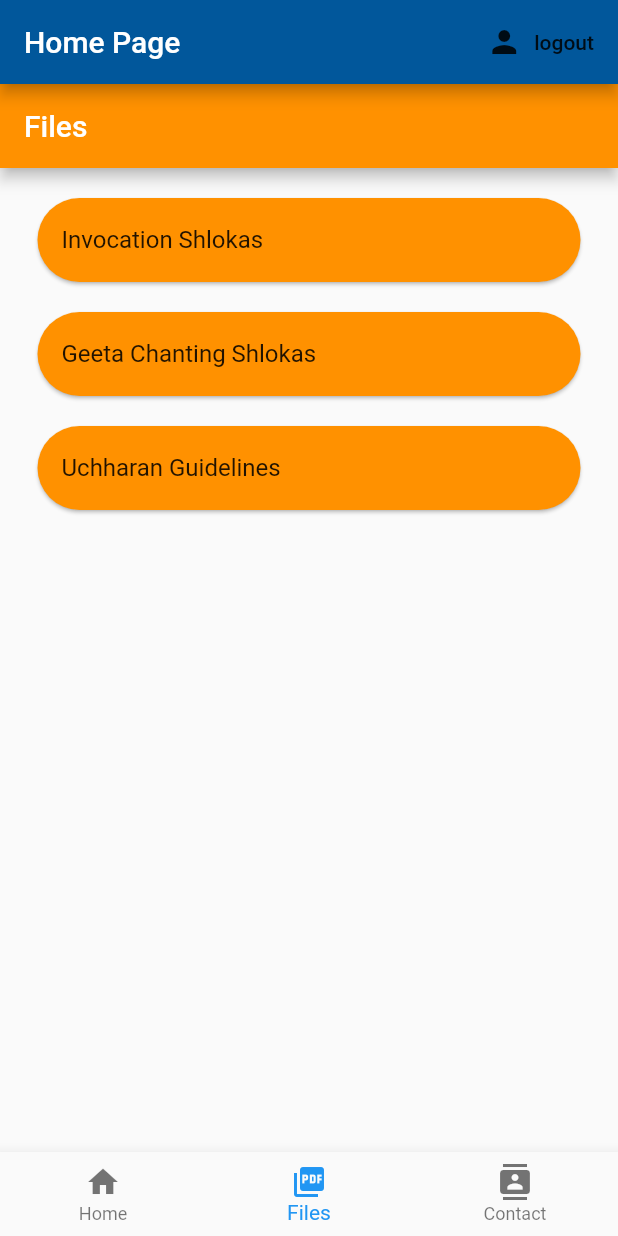
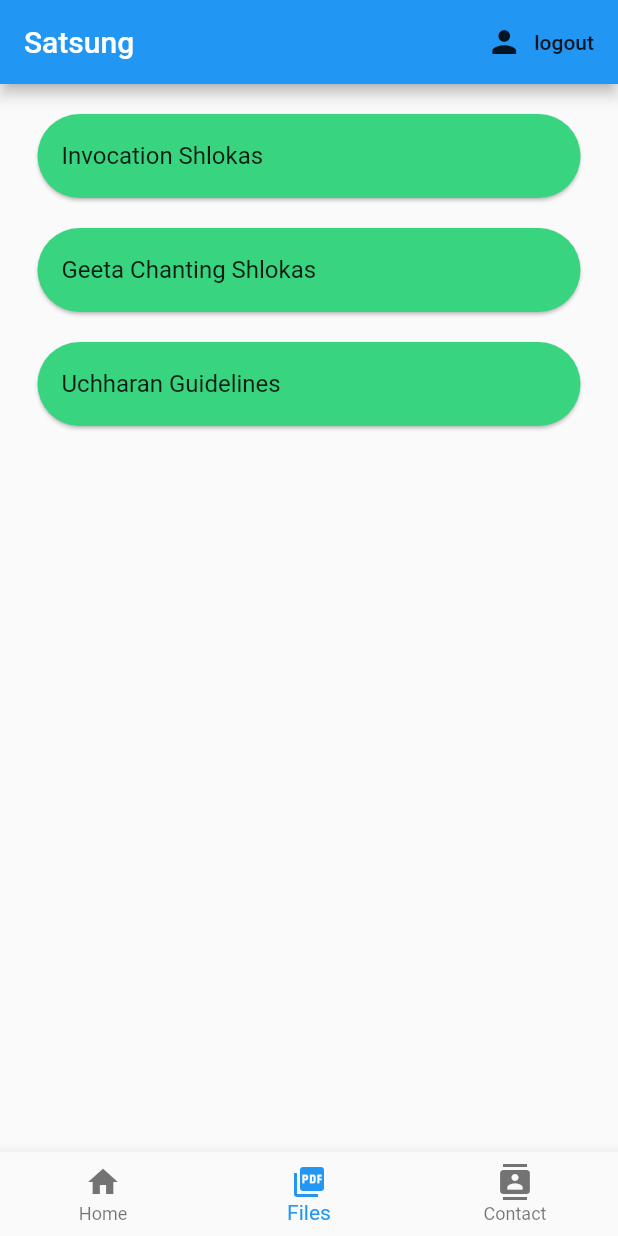
Before and after one commit to nanduu04/satsung, a Flutter app: the screen it shows once a user with an empty profile is signed in, item 2 of the bottom bar chosen, on a phone screen of 412 x 824 dp. Run offline on Flutter 3.47's test engine with Material 2 defaults, Android fonts, the phone set to English and light mode, and no system bars; our stand-ins replace cloud_firestore, firebase_auth, flutter_spinkit, typicons_flutter; missing offline and left inert: flutter_plugin_pdf_viewer; accounts and stored records are empty.

Commit message:
files page

```diff
--- a/satsung_flutter/lib/screens/file/file.dart
+++ b/satsung_flutter/lib/screens/file/file.dart
@@ -26,7 +26,8 @@ class _FileState extends State<File> {
                 vertical: 10.0,
                 horizontal: 25.0,
               ),
-              color: Colors.orangeAccent[400],
+
+              color: Color(0xff39d47f),
               child: ListTile(
                 title: Text('Invocation Shlokas'),
                 onTap: () {
@@ -45,7 +46,7 @@ class _FileState extends State<File> {
                 vertical: 10.0,
                 horizontal: 25.0,
               ),
-              color: Colors.orangeAccent[400],
+              color: Color(0xff39d47f),
               child: ListTile(
                 title: Text('Geeta Chanting Shlokas'),
                 onTap: () {
@@ -64,7 +65,7 @@ class _FileState extends State<File> {
                 vertical: 10.0,
                 horizontal: 25.0,
               ),
-              color: Colors.orangeAccent[400],
+              color: Color(0xff39d47f),
               child: ListTile(
                 title: Text('Uchharan Guidelines'),
                 onTap: () {
@@ -78,9 +79,7 @@ class _FileState extends State<File> {
           ],
         ),
       ),
-      appBar: AppBar(
-        title: Text("Files"),backgroundColor: Colors.orangeAccent[400]
-      ),
+
     );
   }
 }
--- a/satsung_flutter/lib/screens/home/home.dart
+++ b/satsung_flutter/lib/screens/home/home.dart
@@ -32,7 +32,7 @@ class _MyAppState extends State<Home> {
   Widget build(BuildContext context) {
     return Scaffold(
       appBar: AppBar(
-          title: Text("Home Page"), backgroundColor: Colors.lightBlue[900],
+          title: Text("Satsung"), backgroundColor: Colors.blue,
           actions: <Widget>[
             FlatButton.icon(
               icon: Icon(Icons.person),
```
